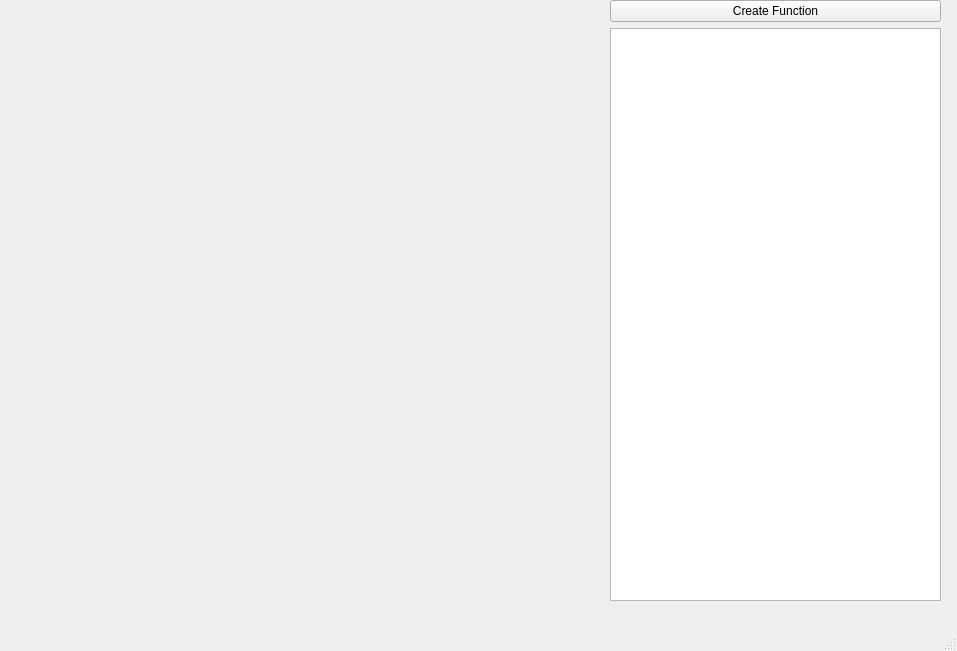
jovi920204/EquationDrawing, file EquationDrawing/mainwindow.ui: the form before one commit.
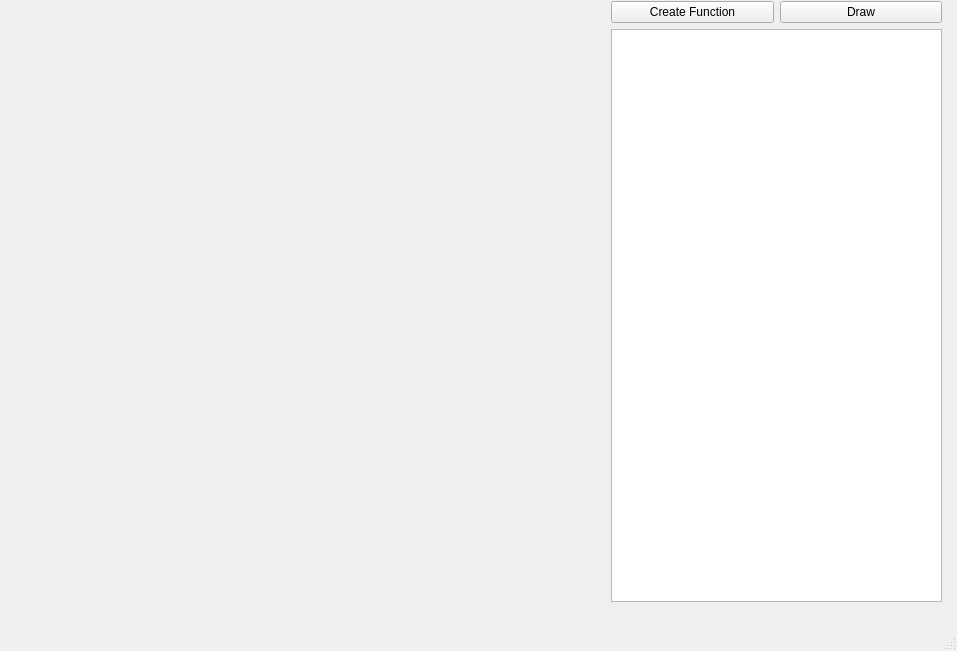
The form after the commit.

```diff
--- a/EquationDrawing/mainwindow.ui
+++ b/EquationDrawing/mainwindow.ui
@@ -14,28 +14,6 @@
    <string>MainWindow</string>
   </property>
   <widget class="QWidget" name="centralwidget">
-   <widget class="QWidget" name="layoutWidget">
-    <property name="geometry">
-     <rect>
-      <x>610</x>
-      <y>0</y>
-      <width>331</width>
-      <height>601</height>
-     </rect>
-    </property>
-    <layout class="QVBoxLayout" name="verticalLayout">
-     <item>
-      <widget class="QPushButton" name="addButton">
-       <property name="text">
-        <string>Create Function</string>
-       </property>
-      </widget>
-     </item>
-     <item>
-      <widget class="QListWidget" name="listWidget"/>
-     </item>
-    </layout>
-   </widget>
    <widget class="QWidget" name="DrawerWidget" native="true">
     <property name="enabled">
      <bool>true</bool>
@@ -49,6 +27,39 @@
      </rect>
     </property>
    </widget>
+   <widget class="QWidget" name="">
+    <property name="geometry">
+     <rect>
+      <x>611</x>
+      <y>1</y>
+      <width>331</width>
+      <height>601</height>
+     </rect>
+    </property>
+    <layout class="QVBoxLayout" name="verticalLayout">
+     <item>
+      <layout class="QHBoxLayout" name="horizontalLayout">
+       <item>
+        <widget class="QPushButton" name="addButton">
+         <property name="text">
+          <string>Create Function</string>
+         </property>
+        </widget>
+       </item>
+       <item>
+        <widget class="QPushButton" name="drawButton">
+         <property name="text">
+          <string>Draw</string>
+         </property>
+        </widget>
+       </item>
+      </layout>
+     </item>
+     <item>
+      <widget class="QListWidget" name="listWidget"/>
+     </item>
+    </layout>
+   </widget>
   </widget>
   <widget class="QMenuBar" name="menubar">
    <property name="geometry">
```
